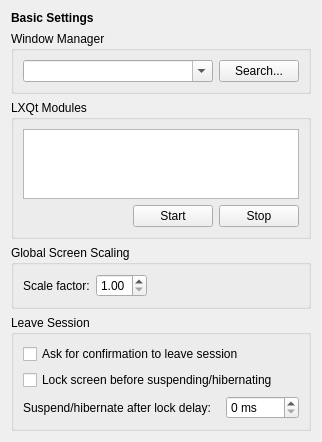
First picture: the form in lxqt-config-session/basicsettings.ui, repository lxqt/lxqt-session, before the edit.
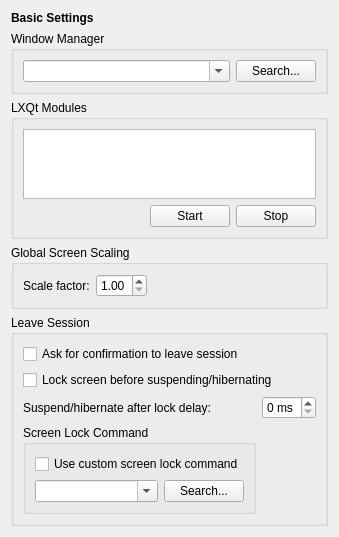
Second picture: the form after the edit.

Commit message: Add custom screenlock command

What changed in the file:
```diff
--- a/lxqt-config-session/basicsettings.ui
+++ b/lxqt-config-session/basicsettings.ui
@@ -192,6 +192,42 @@
         </property>
        </widget>
       </item>
+       <item row="4" column="0">
+    <widget class="QGroupBox" name="groupBox_3">
+     <property name="title">
+      <string>Screen Lock Command</string>
+     </property>
+     <layout class="QGridLayout" name="gridLayout_4">
+      <item row="1" column="0" colspan="2">
+       <widget class="QCheckBox" name="useCustomLockCommandCheckBox">
+        <property name="text">
+         <string>Use custom screen lock command</string>
+        </property>
+       </widget>
+      </item>
+      <item row="2" column="0">
+       <widget class="QComboBox" name="lockCommandComboBox">
+        <property name="sizePolicy">
+         <sizepolicy hsizetype="MinimumExpanding" vsizetype="Fixed">
+          <horstretch>0</horstretch>
+          <verstretch>0</verstretch>
+         </sizepolicy>
+        </property>
+        <property name="editable">
+         <bool>true</bool>
+        </property>
+       </widget>
+      </item>
+      <item row="2" column="1">
+       <widget class="QPushButton" name="findLockCommandButton">
+        <property name="text">
+         <string>Search...</string>
+        </property>
+       </widget>
+      </item>
+     </layout>
+    </widget>
+   </item>
      </layout>
     </widget>
    </item>
```
The commit also changes 2 other files.
